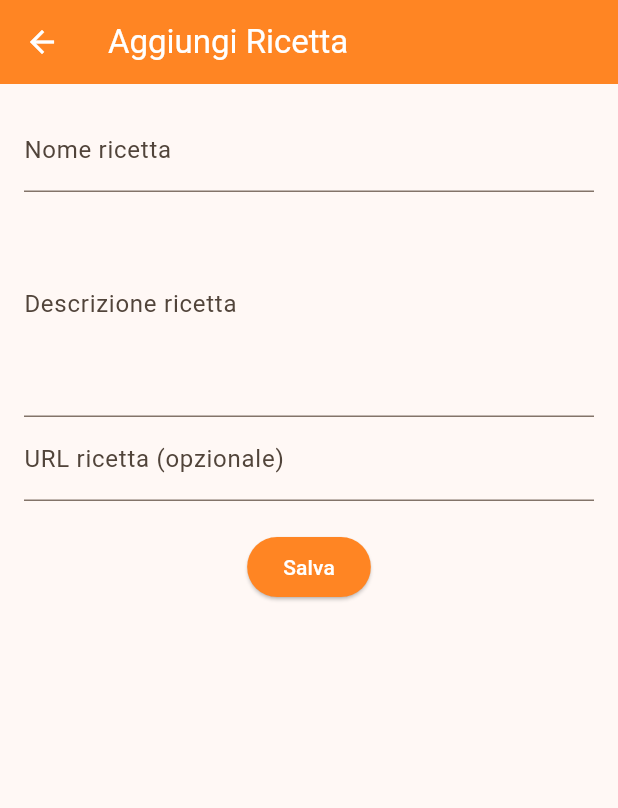
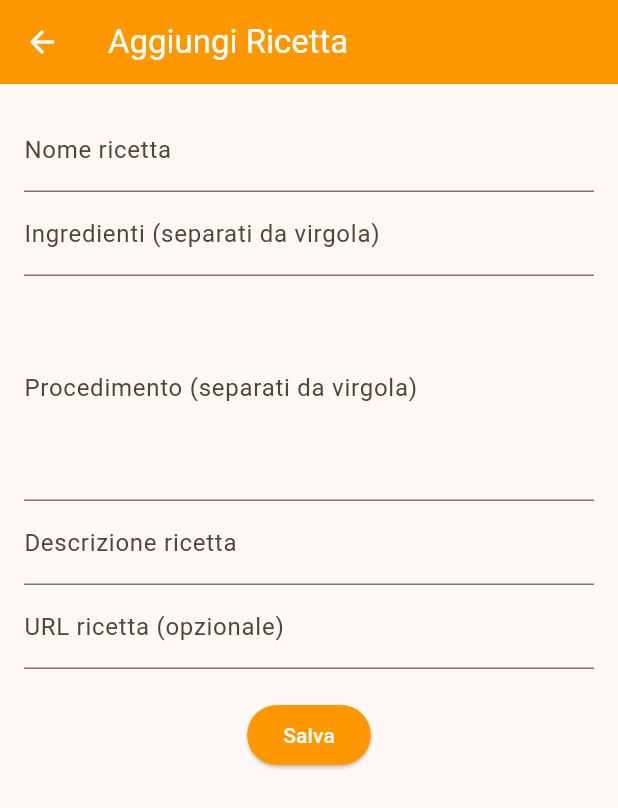
Before and after one commit to AlessiaTolotti/azerty-, a Flutter app: the screen it shows after launch, after a tap on "Aggiungi ricetta", on a phone screen of 412 x 824 dp. Shown: the top 808 px of the screen. Run offline on Flutter 3.47's test engine with Material 3 defaults, Android fonts, the light colour scheme and no system bars.

Commit message:
versione aggiornata

```diff
--- a/lib/add_ricetta_page.dart
+++ b/lib/add_ricetta_page.dart
@@ -1,72 +1,101 @@
-import 'package:flutter/material.dart';
-import 'ricetta.dart';
+import "package:flutter/material.dart";
+import "ricetta.dart";
 
 class AddRicettaPage extends StatefulWidget {
-  final Function(Ricetta) onAggiungi;
-
-  const AddRicettaPage({super.key, required this.onAggiungi});
-
+  const AddRicettaPage({super.key});
 
   @override
-  AddRicettaPageState createState() => AddRicettaPageState();
+  State<AddRicettaPage> createState() => _AddRicettaPageState();
 }
 
-class AddRicettaPageState extends State<AddRicettaPage> {
-  final TextEditingController nomeController = TextEditingController();
-  final TextEditingController descrizioneController = TextEditingController();
-  final TextEditingController urlController = TextEditingController();
+class _AddRicettaPageState extends State<AddRicettaPage> {
+  final _nomeController = TextEditingController();
+  final _descrizioneController = TextEditingController();
+  final _urlController = TextEditingController();
+  final _ingredientiController = TextEditingController();
+  final _stepsController = TextEditingController();
+
 
   @override
   Widget build(BuildContext context) {
     return Scaffold(
       appBar: AppBar(
-        backgroundColor: const Color.fromARGB(255, 255, 133, 35),
-        title: Text("Aggiungi Ricetta"),
-        foregroundColor:  const Color.fromARGB(255, 255, 255, 255),
+        backgroundColor: Colors.orange,
+        title: const Text("Aggiungi Ricetta"),
+        foregroundColor: Colors.white,
       ),
-      body: Padding(
+
+      body: SingleChildScrollView(
+        child: Padding(
           padding: const EdgeInsets.all(16.0),
           child: Column(
             children: [
               TextField(
-              controller: nomeController,
-              decoration: InputDecoration(labelText: "Nome ricetta"),
+                controller: _nomeController,
+                decoration: const InputDecoration(labelText: "Nome ricetta"),
               ),
+              TextField(
+                controller: _ingredientiController,
+                decoration: const InputDecoration(
+                  labelText: "Ingredienti (separati da virgola)",
+                ),
+              ),
+
               SizedBox(
                 height: 150,
                 child: TextField(
-              controller: descrizioneController,
+                  controller: _stepsController,
+                  decoration: const InputDecoration(
+                    labelText: "Procedimento (separati da virgola)",
+                  ),
                   maxLines: null,
                   expands: true,
-              decoration: InputDecoration(labelText: "Descrizione ricetta"),
                 ),
               ),
               TextField(
-              controller: urlController,
-              decoration: InputDecoration(labelText: "URL ricetta (opzionale)"),
+                controller: _descrizioneController,
+                decoration: const InputDecoration(labelText: "Descrizione ricetta"),
               ),
-            SizedBox(height: 20),
+              TextField(
+                controller: _urlController,
+                decoration: const InputDecoration(
+                  labelText: "URL ricetta (opzionale)",
+                ),
+              ),
+              const SizedBox(height: 20),
               ElevatedButton(
                 style: ElevatedButton.styleFrom(
-                backgroundColor: const Color.fromARGB(255, 255, 133, 35),
-                foregroundColor:  const Color.fromARGB(255, 255, 255, 255),
-
+                  backgroundColor: Colors.orange,
+                  foregroundColor: Colors.white,
                 ),
-              onPressed: () {
-                final nuovaRicetta = Ricetta(
-                  nome: nomeController.text,
-                  descrizione: descrizioneController.text,
-                  url: urlController.text,
-                );
-
-                widget.onAggiungi(nuovaRicetta);
-                 Navigator.pop(context, nuovaRicetta);
-              },
-              child: Text("Salva"),
-            )
+                onPressed: _salva,
+                child: const Text("Salva"),
+              ),
             ],
+          ),
         ),
       ),
     );
   }
+
+  void _salva() {
+    final ricetta = Ricetta(
+      nome: _nomeController.text,
+      descrizione: _descrizioneController.text,
+      url: _urlController.text,
+      ingredienti: _ingredientiController.text
+          .split(",")
+          .map((e) => e.trim())
+          .where((e) => e.isNotEmpty)
+          .toList(),
+      steps: _stepsController.text
+          .split(",")
+          .map((e) => e.trim())
+          .where((e) => e.isNotEmpty)
+          .toList(),
+    );
+
+    print("salvo ricetta: ${ricetta.nome}");
+    Navigator.pop(context, ricetta);
   }
+}
--- a/lib/main.dart
+++ b/lib/main.dart
@@ -1,7 +1,7 @@
-import 'package:flutter/material.dart';
-import 'ricetta.dart';
-import 'add_ricetta_page.dart';
-import 'package:url_launcher/url_launcher.dart';
+import "package:flutter/material.dart";
+import "ricetta.dart";
+import "add_ricetta_page.dart";
+import "package:url_launcher/url_launcher.dart";
 
 void main() {
   runApp(const MyApp());
@@ -13,20 +13,19 @@ class MyApp extends StatelessWidget {
   @override
   Widget build(BuildContext context) {
     return MaterialApp(
-      title: 'Ricette App',
+      title: "Ricette App",
       theme: ThemeData(
         colorScheme: ColorScheme.fromSeed(
-          seedColor: const Color.fromARGB(255, 225, 133, 35),
+          seedColor: Colors.orange,
         ),
       ),
-      home: const RicetteHome(title: 'Ricette'),
+      home: const RicetteHome(title: "Le mie Ricette"),
     );
   }
 }
 
 class RicetteHome extends StatefulWidget {
-  const RicetteHome({super.key, required this.title});
-
+  const RicetteHome({required this.title, super.key});
   final String title;
 
   @override
@@ -34,7 +33,22 @@ class RicetteHome extends StatefulWidget {
 }
 
 class _RicetteHomeState extends State<RicetteHome> {
-  final List<Ricetta> _ricette = [];
+  final _list = <Ricetta>[
+    Ricetta(
+      nome: "Pasta al Pesto",
+      descrizione: "Un classico della cucina ligure.",
+      ingredienti: const ["Pasta", "Pesto", "Parmigiano"],
+      steps: const ["Cuoci la pasta", "Aggiungi il pesto", "Mescola e servi"],
+      url: "https://www.example.com/pasta-al-pesto",
+    ),
+    Ricetta(
+      nome: "Insalata Caprese",
+      descrizione: "Fresca e veloce da preparare.",
+      ingredienti: const ["Pomodori", "Mozzarella", "Basilico", "Olio"],
+      steps: const ["Taglia i pomodori", "Aggiungi mozzarella e basilico", "Condisci con olio"],
+      url: "https://www.example.com/insalata-caprese",
+    ),
+  ];
 
   @override
   Widget build(BuildContext context) {
@@ -42,65 +56,90 @@ class _RicetteHomeState extends State<RicetteHome> {
       appBar: AppBar(
         backgroundColor: Theme.of(context).colorScheme.inversePrimary,
         title: Text(widget.title),
+        // CORREZIONE: Rimosso 'const' dalla lista actions
+        actions: [
+          // Azioni pulite e vuote
+        ],
       ),
       body: Column(
         children: [
           Padding(
             padding: const EdgeInsets.all(16.0),
             child: ElevatedButton(
-              onPressed: _vaiAggiungiRicetta,
-              style: ElevatedButton.styleFrom(
-                backgroundColor: const Color.fromARGB(255, 255, 133, 35),
-                foregroundColor: Colors.white,
-                padding: const EdgeInsets.symmetric(horizontal: 24, vertical: 12),
-                shape: RoundedRectangleBorder(
-                  borderRadius: BorderRadius.circular(15),
-                ),
-              ),
-              child: const Text(
-                'Aggiungi ricetta',
-                style: TextStyle(
-                  fontSize: 16,
-                  fontWeight: FontWeight.normal,
-                ),
-              ),
+              onPressed: _aggiungiRicetta,
+              child: const Text("Aggiungi ricetta"),
             ),
           ),
           Expanded(
-            child: ListView(
-              children: [
-                if (_ricette.isEmpty)
-                  const Padding(
-                    padding: EdgeInsets.all(16.0),
-                    child: Text("Ancora nessuna ricetta."),
+            child: ListView.builder(
+              itemCount: _list.length,
+              itemBuilder: (context, index) {
+                final ricetta = _list[index];
+                return ListTile(
+                  title: Text(ricetta.nome),
+                  subtitle: Text(ricetta.descrizione),
+                  onTap: () {
+                    _mostraDettagli(ricetta);
+                  },
+                );
+              },
             ),
-                for (final ricetta in _ricette)
-                  ListTile(
-                    title: Text(ricetta.nome),
-                    onTap: () {
+          ),
+        ],
+      ),
+    );
+  }
+
+  Future<void> _aggiungiRicetta() async {
+    final result = await Navigator.push<Ricetta>(
+      context,
+      MaterialPageRoute(
+        builder: (context) => const AddRicettaPage(),
+      ),
+    );
+
+    if (result == null) return;
+
+    setState(() => _list.add(result));
+    print("ricetta aggiunta: ${result.nome}");
+  }
+
+  void _mostraDettagli(Ricetta ricetta) {
     showDialog(
       context: context,
       builder: (context) {
         return AlertDialog(
           title: Text(ricetta.nome),
-                            content: SingleChildScrollView(
-                              child: Column(
+          content: Column(
+            mainAxisSize: MainAxisSize.min,
             crossAxisAlignment: CrossAxisAlignment.start,
             children: [
               Text(ricetta.descrizione),
-                                  const SizedBox(height: 20),
+              const SizedBox(height: 10),
+              const Text(
+                "Ingredienti:",
+                style: TextStyle(fontWeight: FontWeight.bold),
+              ),
+              for (final ingrediente in ricetta.ingredienti)
+                Text("• $ingrediente"),
+              const SizedBox(height: 10),
+              const Text(
+                "Passaggi:",
+                style: TextStyle(fontWeight: FontWeight.bold),
+              ),
+              for (final step in ricetta.steps)
+                Text("• $step"),
+            ],
+          ),
+          actions: [
             if (ricetta.url.isNotEmpty)
               ElevatedButton(
                 onPressed: () {
                   Navigator.pop(context);
-                                        _openUrl(context, ricetta.url);
+                  _apriUrl(ricetta.url);
                 },
-                                      child: const Text("Apri link ricetta"),
+                child: const Text("Apri link"),
               ),
-                                ],
-                              ),
-                            ),
-                            actions: [
             TextButton(
               onPressed: () => Navigator.pop(context),
               child: const Text("Chiudi"),
@@ -109,40 +148,14 @@ class _RicetteHomeState extends State<RicetteHome> {
         );
       },
     );
-                    },
-                  ),
-              ],
-            ),
-          ),
-        ],
-      ),
-    );
   }
 
-  Future<void> _vaiAggiungiRicetta() async {
-    final nuovaRicetta = await Navigator.push<Ricetta>(
-      context,
-      MaterialPageRoute(
-        builder: (context) => AddRicettaPage(onAggiungi: (Ricetta p1) {}),
-      ),
-    );
-
-    if (nuovaRicetta == null) return;
-
-    setState(() {
-      _ricette.add(nuovaRicetta);
-    });
-  }
-
-  Future<void> _openUrl(BuildContext context, String url) async {
+  Future<void> _apriUrl(String url) async {
     final uri = Uri.parse(url);
 
     if (await canLaunchUrl(uri)) {
-      await launchUrl(uri);
-    } else {
-      ScaffoldMessenger.of(context).showSnackBar(
-        const SnackBar(content: Text("Impossibile aprire il link.")),
-      );
+      await launchUrl(uri, mode: LaunchMode.externalApplication);
+
     }
   }
 }
--- a/lib/ricetta.dart
+++ b/lib/ricetta.dart
@@ -1,11 +1,15 @@
 class Ricetta {
-  final String nome;
-  final String descrizione;
-  final String url;
+  String nome;
+  String descrizione;
+  String url;
+  List<String> ingredienti;
+  List<String> steps;
 
   Ricetta({
     required this.nome,
     required this.descrizione,
     required this.url,
+    this.ingredienti = const [],
+    this.steps = const [],
   });
 }
```
Also changed, not shown: pubspec.lock. Lines whose indentation alone changed are shown as unchanged.
